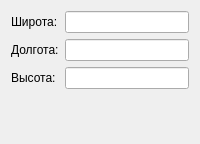
Before: the Qt Designer form coordinatedialog/corrddialog.ui in ag8920/RemoteTable, drawn with Qt 5.
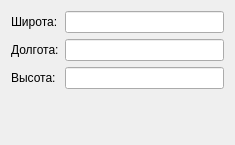
After: the same form once the commit is applied. Icons and pictures are not drawn.

Diff of the .ui file:
```diff
--- a/coordinatedialog/corrddialog.ui
+++ b/coordinatedialog/corrddialog.ui
@@ -6,8 +6,8 @@
    <rect>
     <x>0</x>
     <y>0</y>
-    <width>200</width>
-    <height>144</height>
+    <width>235</width>
+    <height>145</height>
    </rect>
   </property>
   <property name="sizePolicy">
```
